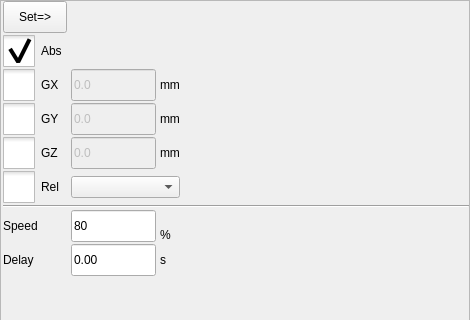
This is hcinstruction/actionsettingframe_8.ui in GaussCheng/2-5AxisPunch as Qt 5 draws it before an edit; both pictures show x 0 to 470 and y 0 to 320 of the 470 by 688 pixel window. The edited form follows.
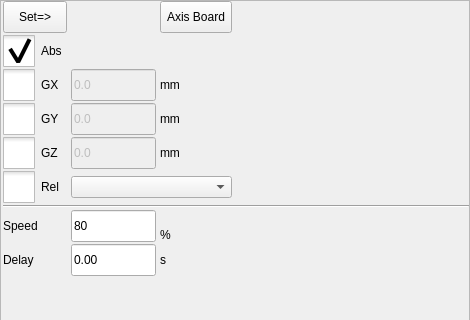
This is the edited form. Icons and pictures are not drawn. Custom widgets are drawn as their Qt base class.

```diff
--- a/hcinstruction/actionsettingframe_8.ui
+++ b/hcinstruction/actionsettingframe_8.ui
@@ -492,6 +492,25 @@
      </property>
     </widget>
    </item>
+   <item row="0" column="2">
+    <widget class="QToolButton" name="axisBoard">
+     <property name="sizePolicy">
+      <sizepolicy hsizetype="Preferred" vsizetype="Preferred">
+       <horstretch>0</horstretch>
+       <verstretch>0</verstretch>
+      </sizepolicy>
+     </property>
+     <property name="minimumSize">
+      <size>
+       <width>64</width>
+       <height>32</height>
+      </size>
+     </property>
+     <property name="text">
+      <string>Axis Board</string>
+     </property>
+    </widget>
+   </item>
   </layout>
  </widget>
  <customwidgets>
```
Left out of the diff: 4 changed lines with no effect on the pictures.
